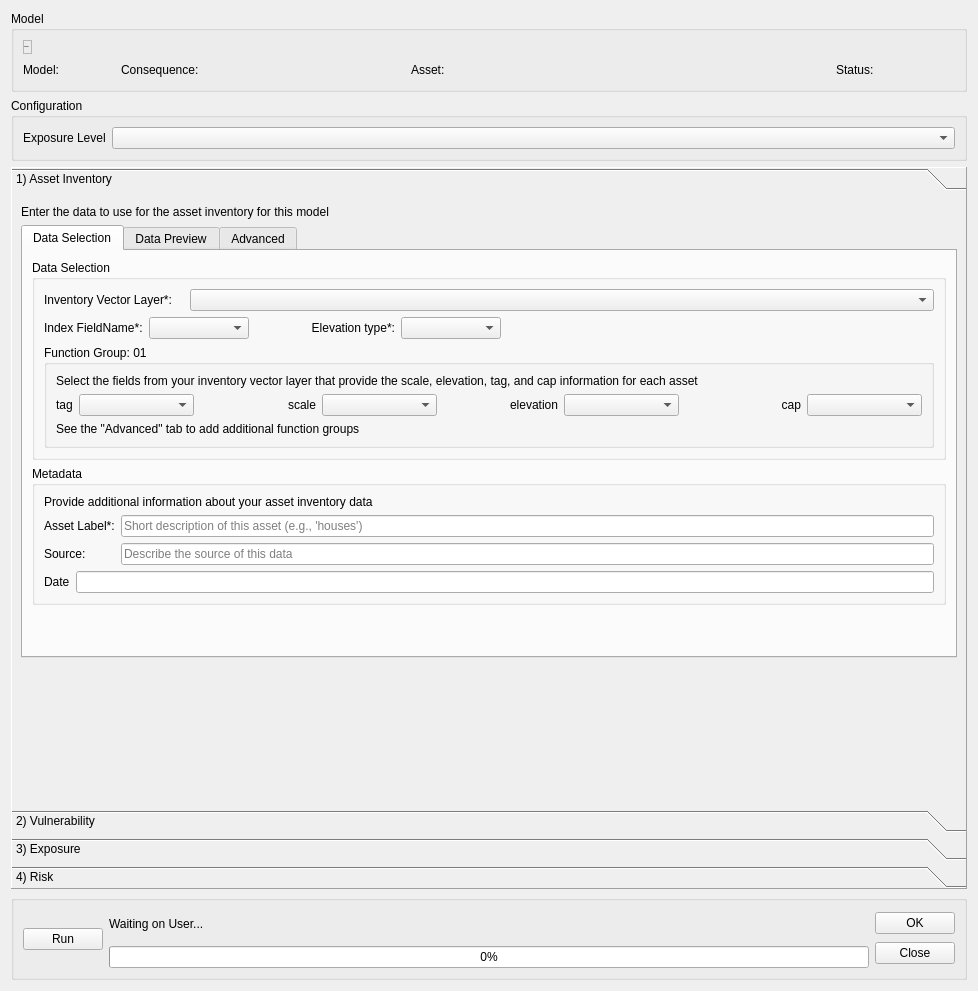
This is canflood2/canflood2_model_config.ui in cefect/CanFlood2 as Qt 5 draws it before an edit. The edited form follows.
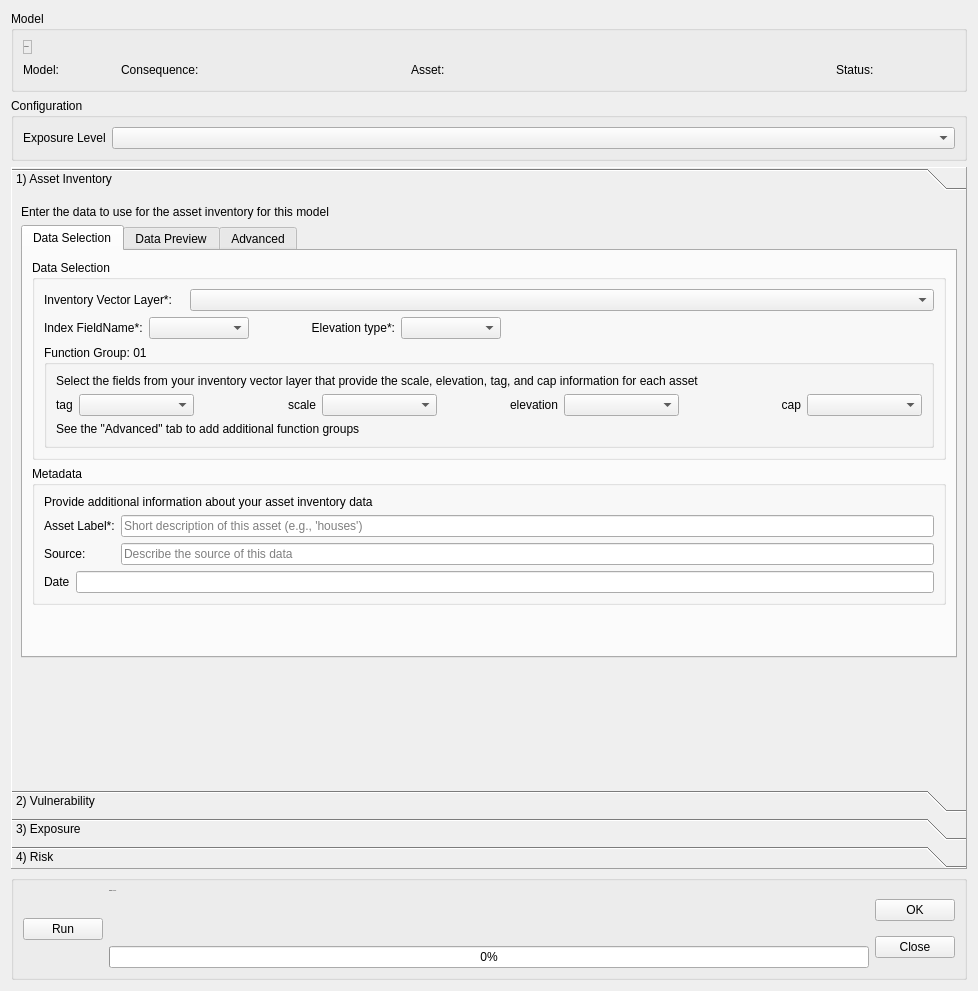
This is the edited form. Icons and pictures are not drawn. Custom widgets are drawn as their Qt base class.

Commit message: fix model config plotting

Diff of the .ui file:
```diff
--- a/canflood2/canflood2_model_config.ui
+++ b/canflood2/canflood2_model_config.ui
@@ -286,7 +286,7 @@
         <x>0</x>
         <y>0</y>
         <width>958</width>
-        <height>594</height>
+        <height>574</height>
        </rect>
       </property>
       <attribute name="label">
@@ -1921,18 +1921,29 @@
          <layout class="QVBoxLayout" name="verticalLayout_20">
           <item>
            <widget class="QLabel" name="progressText">
+            <property name="sizePolicy">
+             <sizepolicy hsizetype="Expanding" vsizetype="Expanding">
+              <horstretch>0</horstretch>
+              <verstretch>0</verstretch>
+             </sizepolicy>
+            </property>
             <property name="minimumSize">
              <size>
               <width>0</width>
-              <height>30</height>
+              <height>50</height>
              </size>
             </property>
             <property name="maximumSize">
              <size>
               <width>16777215</width>
-              <height>15</height>
+              <height>16777215</height>
              </size>
             </property>
+            <property name="font">
+             <font>
+              <pointsize>-1</pointsize>
+             </font>
+            </property>
             <property name="text">
              <string>Waiting on User...</string>
             </property>
```
The commit also changes 2 other files.
